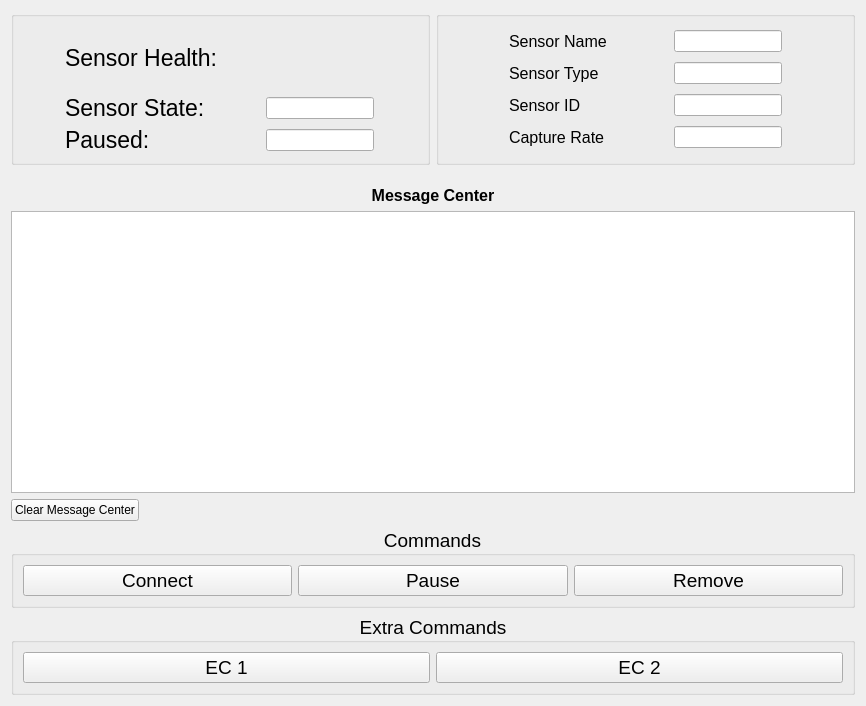
Qt form source/sensor_view_widget.ui (DySense/DySense) before a commit.
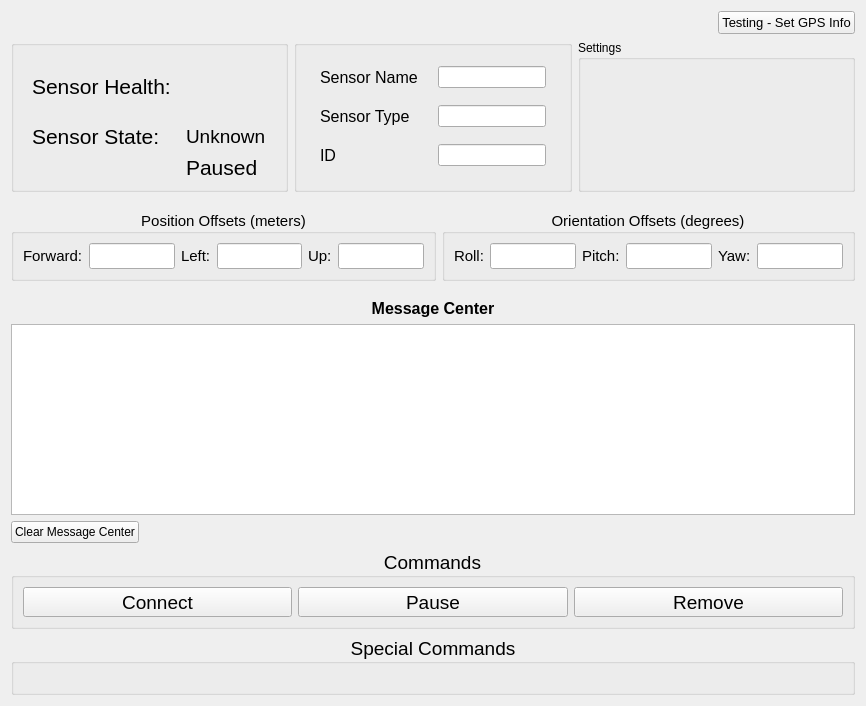
The same form after that commit.

Commit message: Added functionality for controller and sensor settings to be updated by user.

```diff
--- a/source/sensor_view_widget.ui
+++ b/source/sensor_view_widget.ui
@@ -14,6 +14,35 @@
    <string>Form</string>
   </property>
   <layout class="QVBoxLayout" name="verticalLayout">
+   <item>
+    <layout class="QHBoxLayout" name="horizontalLayout_7">
+     <item>
+      <spacer name="horizontalSpacer_2">
+       <property name="orientation">
+        <enum>Qt::Horizontal</enum>
+       </property>
+       <property name="sizeHint" stdset="0">
+        <size>
+         <width>40</width>
+         <height>20</height>
+        </size>
+       </property>
+      </spacer>
+     </item>
+     <item>
+      <widget class="QPushButton" name="set_gps_info_button">
+       <property name="font">
+        <font>
+         <pointsize>10</pointsize>
+        </font>
+       </property>
+       <property name="text">
+        <string>Testing - Set GPS Info</string>
+       </property>
+      </widget>
+     </item>
+    </layout>
+   </item>
    <item>
     <layout class="QHBoxLayout" name="horizontalLayout_2">
      <item>
@@ -26,7 +55,7 @@
          <widget class="QLabel" name="sensor_health_label">
           <property name="font">
            <font>
-            <pointsize>17</pointsize>
+            <pointsize>16</pointsize>
            </font>
           </property>
           <property name="text">
@@ -63,7 +92,7 @@
           </property>
           <property name="font">
            <font>
-            <pointsize>17</pointsize>
+            <pointsize>16</pointsize>
            </font>
           </property>
           <property name="text">
@@ -72,37 +101,26 @@
          </widget>
         </item>
         <item row="1" column="1">
-         <widget class="QLineEdit" name="sensor_state_line_edit">
-          <property name="sizePolicy">
-           <sizepolicy hsizetype="Fixed" vsizetype="Fixed">
-            <horstretch>0</horstretch>
-            <verstretch>0</verstretch>
-           </sizepolicy>
+         <widget class="QLabel" name="sensor_state_value_label">
+          <property name="font">
+           <font>
+            <pointsize>14</pointsize>
+           </font>
           </property>
-          <property name="alignment">
-           <set>Qt::AlignLeading|Qt::AlignLeft|Qt::AlignVCenter</set>
+          <property name="text">
+           <string>Unknown</string>
           </property>
          </widget>
         </item>
-        <item row="2" column="0">
+        <item row="2" column="1">
          <widget class="QLabel" name="paused_label">
           <property name="font">
            <font>
-            <pointsize>17</pointsize>
+            <pointsize>16</pointsize>
            </font>
           </property>
           <property name="text">
-           <string>Paused:</string>
-          </property>
-         </widget>
-        </item>
-        <item row="2" column="1">
-         <widget class="QLineEdit" name="paused_line_edit">
-          <property name="sizePolicy">
-           <sizepolicy hsizetype="Fixed" vsizetype="Fixed">
-            <horstretch>0</horstretch>
-            <verstretch>0</verstretch>
-           </sizepolicy>
+           <string>Paused</string>
           </property>
          </widget>
         </item>
@@ -115,6 +133,26 @@
         <string/>
        </property>
        <layout class="QGridLayout" name="gridLayout_2">
+        <item row="1" column="1">
+         <widget class="QLineEdit" name="sensor_name_line_edit">
+          <property name="sizePolicy">
+           <sizepolicy hsizetype="Fixed" vsizetype="Fixed">
+            <horstretch>0</horstretch>
+            <verstretch>0</verstretch>
+           </sizepolicy>
+          </property>
+         </widget>
+        </item>
+        <item row="2" column="1">
+         <widget class="QLineEdit" name="sensor_type_line_edit">
+          <property name="sizePolicy">
+           <sizepolicy hsizetype="Fixed" vsizetype="Fixed">
+            <horstretch>0</horstretch>
+            <verstretch>0</verstretch>
+           </sizepolicy>
+          </property>
+         </widget>
+        </item>
         <item row="1" column="0">
          <widget class="QLabel" name="sensor_name_label">
           <property name="font">
@@ -156,7 +194,7 @@
            <string/>
           </property>
           <property name="text">
-           <string>Sensor ID</string>
+           <string>ID</string>
           </property>
          </widget>
         </item>
@@ -170,48 +208,127 @@
           </property>
          </widget>
         </item>
-        <item row="5" column="0">
-         <widget class="QLabel" name="capture_rate_label">
-          <property name="font">
-           <font>
-            <pointsize>12</pointsize>
-           </font>
+       </layout>
+      </widget>
+     </item>
+     <item>
+      <widget class="QGroupBox" name="settings_group_box">
+       <property name="title">
+        <string>Settings</string>
+       </property>
+      </widget>
+     </item>
+    </layout>
+   </item>
+   <item>
+    <spacer name="verticalSpacer">
+     <property name="orientation">
+      <enum>Qt::Vertical</enum>
+     </property>
+     <property name="sizeType">
+      <enum>QSizePolicy::Fixed</enum>
+     </property>
+     <property name="sizeHint" stdset="0">
+      <size>
+       <width>20</width>
+       <height>12</height>
+      </size>
+     </property>
+    </spacer>
+   </item>
+   <item>
+    <layout class="QHBoxLayout" name="horizontalLayout_3">
+     <item>
+      <widget class="QGroupBox" name="position_group_box">
+       <property name="font">
+        <font>
+         <pointsize>11</pointsize>
+        </font>
+       </property>
+       <property name="title">
+        <string>Position Offsets (meters)</string>
+       </property>
+       <property name="alignment">
+        <set>Qt::AlignCenter</set>
+       </property>
+       <layout class="QHBoxLayout" name="horizontalLayout_4">
+        <item>
+         <widget class="QLabel" name="forward_position_label">
+          <property name="text">
+           <string>Forward:</string>
           </property>
+         </widget>
+        </item>
+        <item>
+         <widget class="QLineEdit" name="forward_position_line_edit"/>
+        </item>
+        <item>
+         <widget class="QLabel" name="left_position_label">
           <property name="text">
-           <string>Capture Rate</string>
+           <string>Left:</string>
           </property>
          </widget>
         </item>
-        <item row="5" column="1">
-         <widget class="QLineEdit" name="capture_rate_line_edit">
-          <property name="sizePolicy">
-           <sizepolicy hsizetype="Fixed" vsizetype="Fixed">
-            <horstretch>0</horstretch>
-            <verstretch>0</verstretch>
-           </sizepolicy>
+        <item>
+         <widget class="QLineEdit" name="left_position_line_edit"/>
+        </item>
+        <item>
+         <widget class="QLabel" name="up_position_label">
+          <property name="text">
+           <string>Up:</string>
           </property>
          </widget>
         </item>
-        <item row="1" column="1">
-         <widget class="QLineEdit" name="sensor_name_line_edit">
-          <property name="sizePolicy">
-           <sizepolicy hsizetype="Fixed" vsizetype="Fixed">
-            <horstretch>0</horstretch>
-            <verstretch>0</verstretch>
-           </sizepolicy>
+        <item>
+         <widget class="QLineEdit" name="up_position_line_edit"/>
+        </item>
+       </layout>
+      </widget>
+     </item>
+     <item>
+      <widget class="QGroupBox" name="orientation_group_box">
+       <property name="font">
+        <font>
+         <pointsize>11</pointsize>
+        </font>
+       </property>
+       <property name="title">
+        <string>Orientation Offsets (degrees)</string>
+       </property>
+       <property name="alignment">
+        <set>Qt::AlignCenter</set>
+       </property>
+       <layout class="QHBoxLayout" name="horizontalLayout_5">
+        <item>
+         <widget class="QLabel" name="roll_orientation_label">
+          <property name="text">
+           <string>Roll:</string>
           </property>
          </widget>
         </item>
-        <item row="2" column="1">
-         <widget class="QLineEdit" name="sensor_type_line_edit">
-          <property name="sizePolicy">
-           <sizepolicy hsizetype="Fixed" vsizetype="Fixed">
-            <horstretch>0</horstretch>
-            <verstretch>0</verstretch>
-           </sizepolicy>
+        <item>
+         <widget class="QLineEdit" name="roll_orientation_line_edit"/>
+        </item>
+        <item>
+         <widget class="QLabel" name="pitch_orientation_label">
+          <property name="text">
+           <string>Pitch:</string>
           </property>
          </widget>
         </item>
+        <item>
+         <widget class="QLineEdit" name="pitch_orientation_line_edit"/>
+        </item>
+        <item>
+         <widget class="QLabel" name="yaw_orientation_label">
+          <property name="text">
+           <string>Yaw:</string>
+          </property>
+         </widget>
+        </item>
+        <item>
+         <widget class="QLineEdit" name="yaw_orientation_line_edit"/>
+        </item>
        </layout>
       </widget>
      </item>
@@ -228,7 +345,7 @@
      <property name="sizeHint" stdset="0">
       <size>
        <width>20</width>
-       <height>15</height>
+       <height>12</height>
       </size>
      </property>
     </spacer>
@@ -356,7 +473,7 @@
     </widget>
    </item>
    <item>
-    <widget class="QGroupBox" name="extra_commands_group_box">
+    <widget class="QGroupBox" name="special_commands_group_box">
      <property name="sizePolicy">
       <sizepolicy hsizetype="Preferred" vsizetype="Minimum">
        <horstretch>0</horstretch>
@@ -375,46 +492,21 @@
       </font>
      </property>
      <property name="title">
-      <string>Extra Commands</string>
+      <string>Special Commands</string>
      </property>
      <property name="alignment">
       <set>Qt::AlignCenter</set>
      </property>
-     <layout class="QHBoxLayout" name="horizontalLayout_8">
-      <item>
-       <widget class="QPushButton" name="extra_command1_button">
-        <property name="minimumSize">
-         <size>
-          <width>0</width>
-          <height>30</height>
-         </size>
-        </property>
-        <property name="text">
-         <string>EC 1</string>
-        </property>
-       </widget>
-      </item>
-      <item>
-       <widget class="QPushButton" name="extra_command2_button">
-        <property name="minimumSize">
-         <size>
-          <width>0</width>
-          <height>30</height>
-         </size>
-        </property>
-        <property name="text">
-         <string>EC 2</string>
-        </property>
-       </widget>
-      </item>
-     </layout>
     </widget>
    </item>
   </layout>
-  <zorder>extra_commands_group_box</zorder>
+  <zorder>special_commands_group_box</zorder>
   <zorder>verticalSpacer_2</zorder>
   <zorder>commands_group_box</zorder>
   <zorder>horizontalLayoutWidget</zorder>
+  <zorder>horizontalLayoutWidget_2</zorder>
+  <zorder>verticalSpacer</zorder>
+  <zorder>horizontalLayoutWidget_3</zorder>
  </widget>
  <resources/>
  <connections/>
```
The commit also changes 9 other files.
